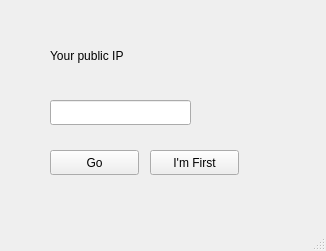
First picture: the form in src/gui_ressources/GuiStart.ui, repository matthiasrsl/blockchain-ensicaen, before the edit.
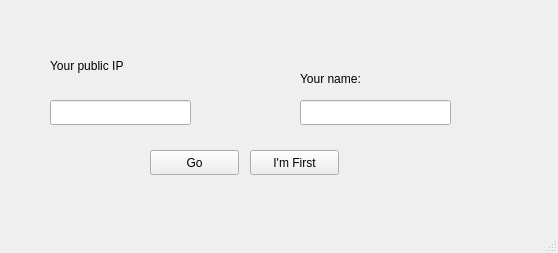
Second picture: the form after the edit.

Commit message: Added name attribut and lineedit in gui

Diff of the .ui file:
```diff
--- a/src/gui_ressources/GuiStart.ui
+++ b/src/gui_ressources/GuiStart.ui
@@ -6,8 +6,8 @@
    <rect>
     <x>0</x>
     <y>0</y>
-    <width>326</width>
-    <height>251</height>
+    <width>558</width>
+    <height>253</height>
    </rect>
   </property>
   <property name="windowTitle">
@@ -17,7 +17,7 @@
    <widget class="QPushButton" name="goButton">
     <property name="geometry">
      <rect>
-      <x>50</x>
+      <x>150</x>
       <y>150</y>
       <width>89</width>
       <height>25</height>
@@ -41,7 +41,7 @@
     <property name="geometry">
      <rect>
       <x>50</x>
-      <y>30</y>
+      <y>40</y>
       <width>281</width>
       <height>51</height>
      </rect>
@@ -53,7 +53,7 @@
    <widget class="QPushButton" name="firstButton">
     <property name="geometry">
      <rect>
-      <x>150</x>
+      <x>250</x>
       <y>150</y>
       <width>89</width>
       <height>25</height>
@@ -63,6 +63,29 @@
      <string>I'm First</string>
     </property>
    </widget>
+   <widget class="QLabel" name="label_2">
+    <property name="geometry">
+     <rect>
+      <x>300</x>
+      <y>70</y>
+      <width>101</width>
+      <height>17</height>
+     </rect>
+    </property>
+    <property name="text">
+     <string>Your name:</string>
+    </property>
+   </widget>
+   <widget class="QLineEdit" name="nameLine">
+    <property name="geometry">
+     <rect>
+      <x>300</x>
+      <y>100</y>
+      <width>151</width>
+      <height>25</height>
+     </rect>
+    </property>
+   </widget>
   </widget>
   <widget class="QMenuBar" name="menubar">
    <property name="geometry">
```
Left out of the diff: 2 changed lines with no effect on the pictures. The commit also changes 5 other files.
